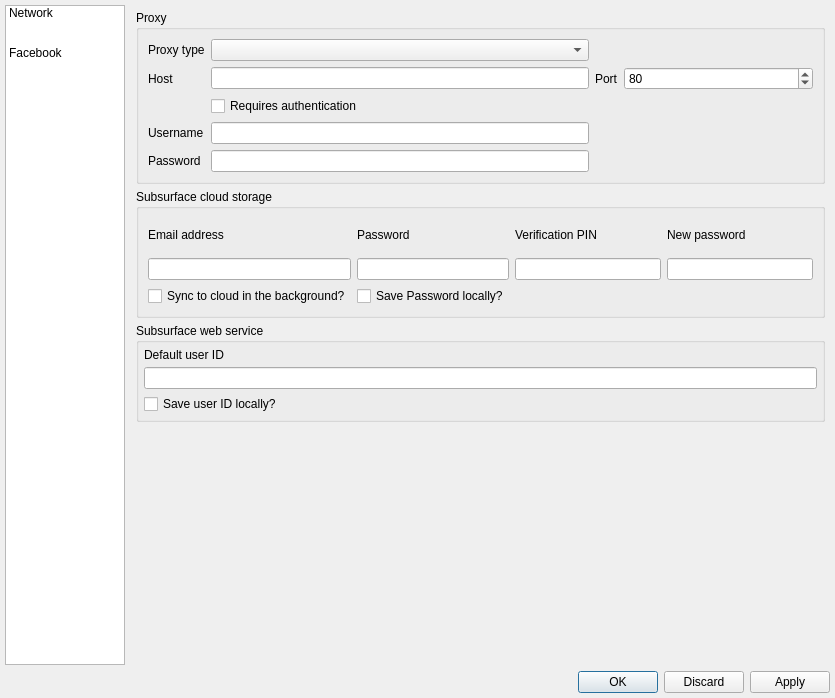
subsurface/subsurface, file desktop-widgets/preferences.ui: the form before one commit.
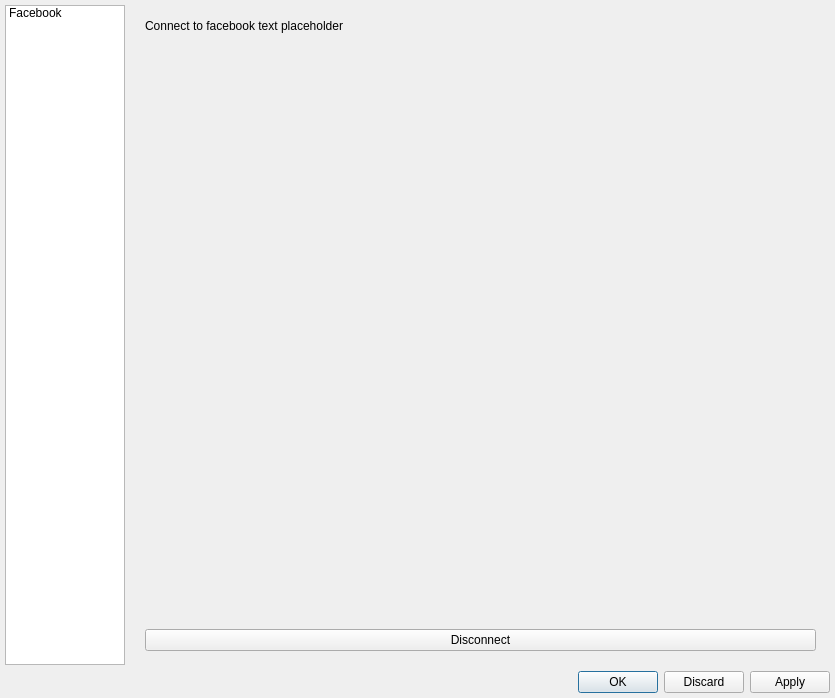
The form after the commit. Icons and pictures are not drawn.

Commit message: Ported The Network Preferences to the new Style

The edit to the form file:
```diff
--- a/desktop-widgets/preferences.ui
+++ b/desktop-widgets/preferences.ui
@@ -92,16 +92,6 @@
        <property name="currentRow">
         <number>-1</number>
        </property>
-       <item>
-        <property name="text">
-         <string>Network</string>
-        </property>
-        <property name="icon">
-         <iconset>
-          <normalon>:/network</normalon>
-         </iconset>
-        </property>
-       </item>
        <item>
         <property name="text">
          <string>Facebook</string>
@@ -125,303 +115,6 @@
        <property name="currentIndex">
         <number>0</number>
        </property>
-       <widget class="QWidget" name="network_page">
-        <property name="sizePolicy">
-         <sizepolicy hsizetype="Preferred" vsizetype="MinimumExpanding">
-          <horstretch>0</horstretch>
-          <verstretch>0</verstretch>
-         </sizepolicy>
-        </property>
-        <layout class="QVBoxLayout" name="verticalLayout_15">
-         <property name="spacing">
-          <number>5</number>
-         </property>
-         <property name="leftMargin">
-          <number>5</number>
-         </property>
-         <property name="topMargin">
-          <number>5</number>
-         </property>
-         <property name="rightMargin">
-          <number>5</number>
-         </property>
-         <property name="bottomMargin">
-          <number>5</number>
-         </property>
-         <item>
-          <widget class="QGroupBox" name="groupBox_10">
-           <property name="title">
-            <string>Proxy</string>
-           </property>
-           <layout class="QGridLayout" name="gridLayout_2">
-            <item row="1" column="2">
-             <widget class="QLabel" name="label_23">
-              <property name="sizePolicy">
-               <sizepolicy hsizetype="MinimumExpanding" vsizetype="Preferred">
-                <horstretch>0</horstretch>
-                <verstretch>0</verstretch>
-               </sizepolicy>
-              </property>
-              <property name="text">
-               <string>Port</string>
-              </property>
-             </widget>
-            </item>
-            <item row="0" column="1">
-             <widget class="QComboBox" name="proxyType"/>
-            </item>
-            <item row="1" column="0">
-             <widget class="QLabel" name="label_22">
-              <property name="text">
-               <string>Host</string>
-              </property>
-             </widget>
-            </item>
-            <item row="2" column="1">
-             <widget class="QCheckBox" name="proxyAuthRequired">
-              <property name="layoutDirection">
-               <enum>Qt::LeftToRight</enum>
-              </property>
-              <property name="text">
-               <string>Requires authentication</string>
-              </property>
-             </widget>
-            </item>
-            <item row="0" column="0">
-             <widget class="QLabel" name="label_21">
-              <property name="text">
-               <string>Proxy type</string>
-              </property>
-              <property name="alignment">
-               <set>Qt::AlignLeading|Qt::AlignLeft|Qt::AlignVCenter</set>
-              </property>
-             </widget>
-            </item>
-            <item row="3" column="0">
-             <widget class="QLabel" name="label_24">
-              <property name="text">
-               <string>Username</string>
-              </property>
-             </widget>
-            </item>
-            <item row="1" column="3">
-             <widget class="QSpinBox" name="proxyPort">
-              <property name="sizePolicy">
-               <sizepolicy hsizetype="MinimumExpanding" vsizetype="Fixed">
-                <horstretch>1</horstretch>
-                <verstretch>0</verstretch>
-               </sizepolicy>
-              </property>
-              <property name="maximum">
-               <number>65535</number>
-              </property>
-              <property name="value">
-               <number>80</number>
-              </property>
-             </widget>
-            </item>
-            <item row="3" column="1">
-             <widget class="QLineEdit" name="proxyUsername">
-              <property name="sizePolicy">
-               <sizepolicy hsizetype="Preferred" vsizetype="Fixed">
-                <horstretch>0</horstretch>
-                <verstretch>0</verstretch>
-               </sizepolicy>
-              </property>
-              <property name="maxLength">
-               <number>32</number>
-              </property>
-             </widget>
-            </item>
-            <item row="1" column="1">
-             <widget class="QLineEdit" name="proxyHost">
-              <property name="sizePolicy">
-               <sizepolicy hsizetype="Preferred" vsizetype="Fixed">
-                <horstretch>2</horstretch>
-                <verstretch>0</verstretch>
-               </sizepolicy>
-              </property>
-              <property name="maxLength">
-               <number>64</number>
-              </property>
-             </widget>
-            </item>
-            <item row="4" column="0">
-             <widget class="QLabel" name="label_25">
-              <property name="text">
-               <string>Password</string>
-              </property>
-             </widget>
-            </item>
-            <item row="4" column="1">
-             <widget class="QLineEdit" name="proxyPassword">
-              <property name="sizePolicy">
-               <sizepolicy hsizetype="Preferred" vsizetype="Fixed">
-                <horstretch>0</horstretch>
-                <verstretch>0</verstretch>
-               </sizepolicy>
-              </property>
-              <property name="maxLength">
-               <number>32</number>
-              </property>
-              <property name="echoMode">
-               <enum>QLineEdit::Password</enum>
-              </property>
-             </widget>
-            </item>
-           </layout>
-          </widget>
-         </item>
-         <item>
-          <widget class="QGroupBox" name="cloudStorageGroupBox">
-           <property name="sizePolicy">
-            <sizepolicy hsizetype="Preferred" vsizetype="Minimum">
-             <horstretch>0</horstretch>
-             <verstretch>0</verstretch>
-            </sizepolicy>
-           </property>
-           <property name="minimumSize">
-            <size>
-             <width>0</width>
-             <height>129</height>
-            </size>
-           </property>
-           <property name="title">
-            <string>Subsurface cloud storage</string>
-           </property>
-           <layout class="QGridLayout" name="gridLayout_3">
-            <item row="0" column="0">
-             <widget class="QLabel" name="label_16b">
-              <property name="toolTip">
-               <string extracomment="Email address used for the Subsurface cloud storage infrastructure"/>
-              </property>
-              <property name="text">
-               <string>Email address</string>
-              </property>
-             </widget>
-            </item>
-            <item row="0" column="1">
-             <widget class="QLabel" name="label_16c">
-              <property name="text">
-               <string>Password</string>
-              </property>
-             </widget>
-            </item>
-            <item row="0" column="2">
-             <widget class="QLabel" name="cloud_storage_pin_label">
-              <property name="text">
-               <string>Verification PIN</string>
-              </property>
-             </widget>
-            </item>
-            <item row="0" column="3">
-             <widget class="QLabel" name="cloud_storage_new_passwd_label">
-              <property name="text">
-               <string>New password</string>
-              </property>
-             </widget>
-            </item>
-            <item row="1" column="0">
-             <widget class="QLineEdit" name="cloud_storage_email">
-              <property name="toolTip">
-               <string extracomment="Email address used for the Subsurface cloud storage infrastructure"/>
-              </property>
-             </widget>
-            </item>
-            <item row="1" column="1">
-             <widget class="QLineEdit" name="cloud_storage_password">
-              <property name="echoMode">
-               <enum>QLineEdit::Password</enum>
-              </property>
-             </widget>
-            </item>
-            <item row="1" column="2">
-             <widget class="QLineEdit" name="cloud_storage_pin">
-              <property name="toolTip">
-               <string extracomment="One time verification PIN for Subsurface cloud storage infrastructure"/>
-              </property>
-             </widget>
-            </item>
-            <item row="1" column="3">
-             <widget class="QLineEdit" name="cloud_storage_new_passwd">
-              <property name="echoMode">
-               <enum>QLineEdit::Password</enum>
-              </property>
-             </widget>
-            </item>
-            <item row="2" column="0">
-             <widget class="QCheckBox" name="cloud_background_sync">
-              <property name="text">
-               <string>Sync to cloud in the background?</string>
-              </property>
-             </widget>
-            </item>
-            <item row="2" column="1">
-             <widget class="QCheckBox" name="save_password_local">
-              <property name="text">
-               <string>Save Password locally?</string>
-              </property>
-             </widget>
-            </item>
-           </layout>
-          </widget>
-         </item>
-         <item>
-          <widget class="QGroupBox" name="groupBox_8">
-           <property name="title">
-            <string>Subsurface web service</string>
-           </property>
-           <layout class="QVBoxLayout" name="verticalLayout_7">
-            <property name="spacing">
-             <number>5</number>
-            </property>
-            <property name="leftMargin">
-             <number>5</number>
-            </property>
-            <property name="topMargin">
-             <number>5</number>
-            </property>
-            <property name="rightMargin">
-             <number>5</number>
-            </property>
-            <property name="bottomMargin">
-             <number>5</number>
-            </property>
-            <item>
-             <widget class="QLabel" name="label_16">
-              <property name="text">
-               <string>Default user ID</string>
-              </property>
-             </widget>
-            </item>
-            <item>
-             <widget class="QLineEdit" name="default_uid"/>
-            </item>
-            <item>
-             <widget class="QCheckBox" name="save_uid_local">
-              <property name="text">
-               <string>Save user ID locally?</string>
-              </property>
-             </widget>
-            </item>
-           </layout>
-          </widget>
-         </item>
-         <item>
-          <spacer name="verticalSpacer_3">
-           <property name="orientation">
-            <enum>Qt::Vertical</enum>
-           </property>
-           <property name="sizeHint" stdset="0">
-            <size>
-             <width>0</width>
-             <height>0</height>
-            </size>
-           </property>
-          </spacer>
-         </item>
-        </layout>
-       </widget>
        <widget class="QWidget" name="facebook_page">
         <property name="sizePolicy">
          <sizepolicy hsizetype="Preferred" vsizetype="MinimumExpanding">
```
Left out of the diff: 32 changed lines with no effect on the pictures. The commit also changes 7 other files.
